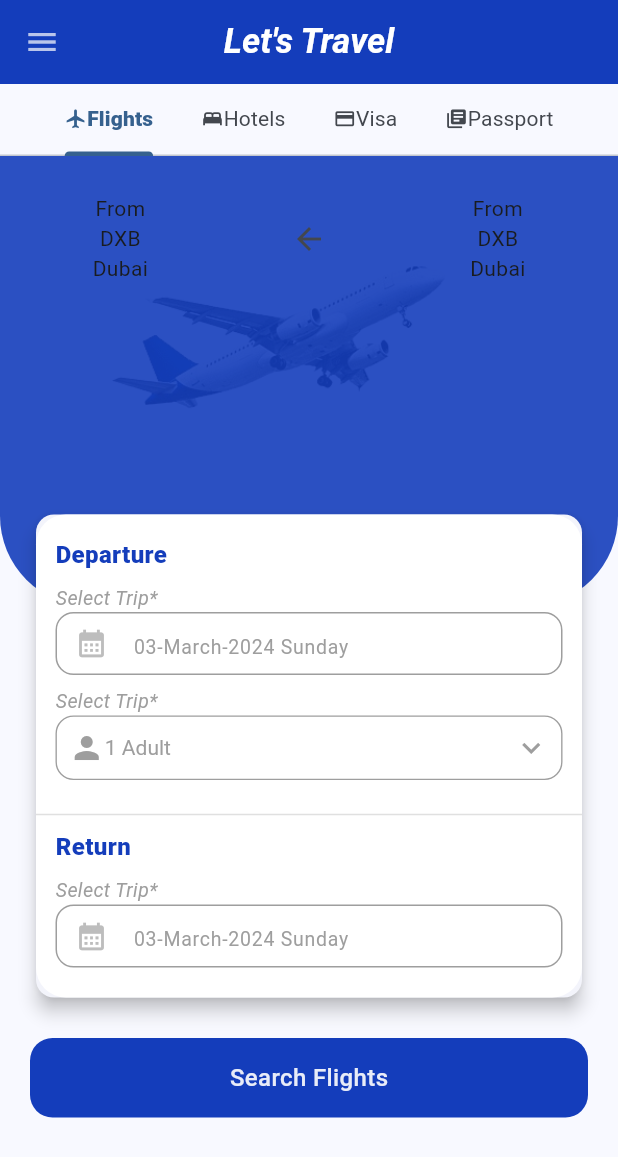
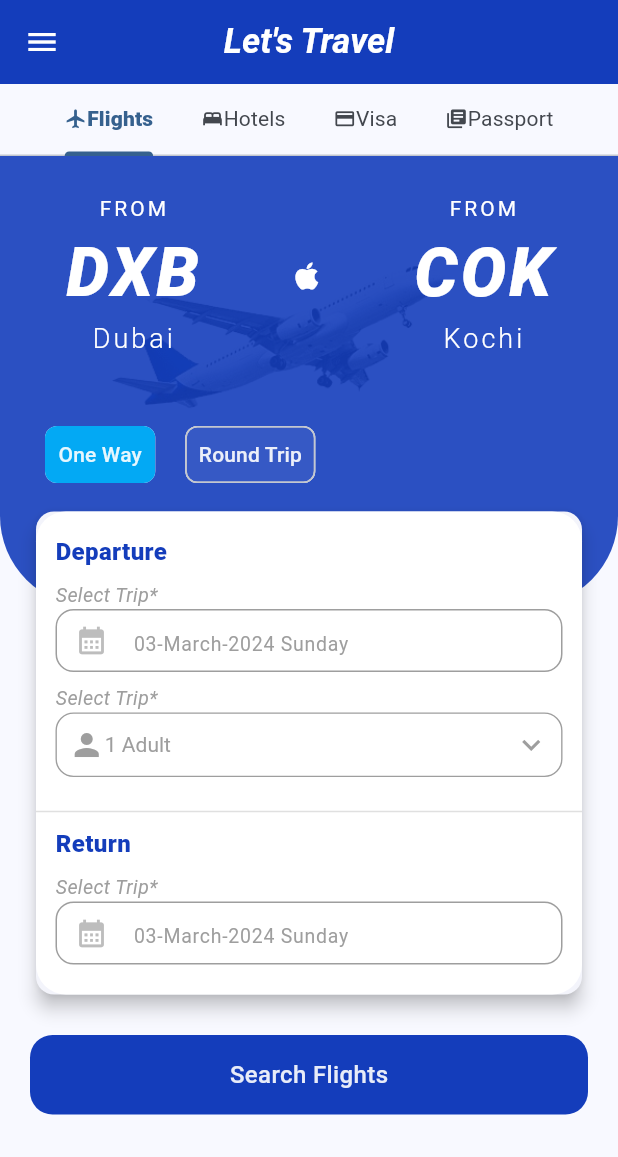
Before and after one commit to saninthottungal/fairFlights, a Flutter app: the screen it shows after launch, on a phone screen of 412 x 824 dp. Shown: the top 1157 px of the screen. Run offline on Flutter 3.47's test engine with Material 3 defaults, Android fonts, the phone set to English and light mode, and no system bars; our stand-ins replace easy_date_timeline, google_fonts; missing offline and left inert: paged_vertical_calendar.

Commit message:
choice chip UI completed with Provider

```diff
--- a/lib/Core/Constants/colors.dart
+++ b/lib/Core/Constants/colors.dart
@@ -1,5 +1,5 @@
 import 'dart:ui';
 
 class AppColor {
-  static Color blue = const Color.fromRGBO(20, 61, 187, 1);
+  static Color customBlue = const Color.fromRGBO(20, 61, 187, 1);
 }
--- a/lib/Screens/ScreenCalendar/ScreenCalendar.dart
+++ b/lib/Screens/ScreenCalendar/ScreenCalendar.dart
@@ -11,7 +11,7 @@ class ScreenCalendar extends StatelessWidget {
     List<String> week = ['Sun', 'Mon', 'Tue', 'Wed', 'Thu', 'Fri', 'Sat'];
     return Scaffold(
       appBar: AppBar(
-        backgroundColor: AppColor.blue,
+        backgroundColor: AppColor.customBlue,
         title: const Text(
           "Pick a journey Date",
           style: TextStyle(
--- /dev/null
+++ b/lib/Screens/ScreenHome/Providers/ChoiceProvider.dart
@@ -0,0 +1,5 @@
+import 'package:flutter/material.dart';
+
+class ChoiceProvider extends ChangeNotifier {
+  bool isOneWay = true;
+}
--- a/lib/Screens/ScreenHome/ScreenHome.dart
+++ b/lib/Screens/ScreenHome/ScreenHome.dart
@@ -4,7 +4,6 @@ import 'package:flight_booking/Screens/ScreenHome/Widgets/drawerHome.dart';
 import 'package:flight_booking/Screens/ScreenHotel/ScreenHotel.dart';
 import 'package:flight_booking/Screens/ScreenPassport/ScreenPassport.dart';
 import 'package:flutter/material.dart';
-import 'package:flutter/widgets.dart';
 
 class ScreenHome extends StatefulWidget {
   const ScreenHome({super.key});
@@ -28,7 +27,7 @@ class _ScreenHomeState extends State<ScreenHome> with TickerProviderStateMixin {
     return Scaffold(
       appBar: AppBar(
         backgroundColor: const Color.fromRGBO(20, 61, 187, 1),
-        iconTheme: const IconThemeData(color: Colors.white70),
+
         centerTitle: true,
         // APP bar Title
         title: const Text(
@@ -40,14 +39,8 @@ class _ScreenHomeState extends State<ScreenHome> with TickerProviderStateMixin {
             fontStyle: FontStyle.italic,
           ),
         ),
-        // Tab Bar Widget
-        // bottom: PreferredSize(
-        //   preferredSize: const Size.fromHeight(40),
-        //   child: TabBarWidget(
-        //     tabController: tabController,
-        //   ),
-        // ),
       ),
+
       // Tabs
       body: Column(
         children: [
--- /dev/null
+++ b/lib/Screens/ScreenHome/Widgets/CustomChip.dart
@@ -0,0 +1,30 @@
+import 'package:flight_booking/Core/Constants/colors.dart';
+import 'package:flutter/material.dart';
+
+class CustomChip extends StatelessWidget {
+  final String title;
+  final bool isSelected;
+  final void Function(bool?) onSelected;
+  const CustomChip(
+      {super.key,
+      required this.title,
+      required this.isSelected,
+      required this.onSelected});
+  @override
+  Widget build(BuildContext context) {
+    return Padding(
+        padding: const EdgeInsets.all(10),
+        child: ChoiceChip(
+          onSelected: onSelected,
+          label: Text(title),
+          labelStyle: TextStyle(
+            color: Colors.white.withOpacity(0.9),
+          ),
+          selected: isSelected,
+          showCheckmark: false,
+          labelPadding: const EdgeInsets.all(0),
+          selectedColor: Colors.lightBlue,
+          backgroundColor: AppColor.customBlue.withOpacity(0.85),
+        ));
+  }
+}
--- /dev/null
+++ b/lib/Screens/ScreenHome/Widgets/FromToColumn.dart
@@ -0,0 +1,43 @@
+import 'package:flutter/material.dart';
+import 'package:flutter/widgets.dart';
+
+class FromToColumn extends StatelessWidget {
+  const FromToColumn(
+      {super.key, required this.cityCode, required this.cityName});
+
+  final String cityCode;
+  final String cityName;
+
+  @override
+  Widget build(BuildContext context) {
+    return Column(
+      children: [
+        const Text(
+          "FROM",
+          style: TextStyle(
+            letterSpacing: 2,
+            fontWeight: FontWeight.w400,
+            fontSize: 14,
+          ),
+        ),
+        Text(
+          cityCode,
+          style: const TextStyle(
+            fontWeight: FontWeight.w900,
+            fontSize: 45,
+            letterSpacing: 2,
+            fontStyle: FontStyle.italic,
+          ),
+        ),
+        Text(
+          cityName,
+          style: const TextStyle(
+            letterSpacing: 2,
+            fontSize: 18,
+            fontWeight: FontWeight.w300,
+          ),
+        ),
+      ],
+    );
+  }
+}
--- a/lib/Screens/ScreenHome/Widgets/InputsWidget.dart
+++ b/lib/Screens/ScreenHome/Widgets/InputsWidget.dart
@@ -1,5 +1,7 @@
 import 'package:flight_booking/Core/Constants/colors.dart';
 import 'package:flight_booking/Screens/ScreenCalendar/ScreenCalendar.dart';
+import 'package:flight_booking/Screens/ScreenHome/Widgets/CustomChip.dart';
+import 'package:flight_booking/Screens/ScreenHome/Widgets/FromToColumn.dart';
 import 'package:flight_booking/Screens/ScreenHome/Widgets/drop_menu.dart';
 import 'package:flutter/material.dart';
 
@@ -18,26 +20,29 @@ class InputsWidget extends StatelessWidget {
         children: [
           Row(
             mainAxisAlignment: MainAxisAlignment.spaceAround,
-            //  crossAxisAlignment: CrossAxisAlignment.end,
             children: [
-              const Column(
-                children: [
-                  Text("From"),
-                  Text("DXB"),
-                  Text("Dubai"),
-                ],
+              const FromToColumn(cityCode: 'DXB', cityName: "Dubai"),
+              IconButton(onPressed: () {}, icon: const Icon(Icons.apple)),
+              const FromToColumn(cityCode: "COK", cityName: 'Kochi'),
+            ],
+          ),
+          const SizedBox(height: 30),
+          Row(
+            mainAxisAlignment: MainAxisAlignment.start,
+            mainAxisSize: MainAxisSize.min,
+            children: [
+              CustomChip(
+                title: "One Way",
+                isSelected: true,
+                onSelected: (value) {},
               ),
-              IconButton(onPressed: () {}, icon: const Icon(Icons.arrow_back)),
-              const Column(
-                children: [
-                  Text("From"),
-                  Text("DXB"),
-                  Text("Dubai"),
-                ],
+              CustomChip(
+                title: "Round Trip",
+                isSelected: false,
+                onSelected: (value) {},
               ),
             ],
           ),
-          const SizedBox(height: 150),
           Card(
             surfaceTintColor: Colors.white,
             elevation: 5,
@@ -61,7 +66,7 @@ class InputsWidget extends StatelessWidget {
                         Text(
                           "Departure",
                           style: TextStyle(
-                            color: AppColor.blue,
+                            color: AppColor.customBlue,
                             fontWeight: FontWeight.w800,
                             fontSize: 16,
                           ),
@@ -103,7 +108,7 @@ class InputsWidget extends StatelessWidget {
                         Text(
                           "Return",
                           style: TextStyle(
-                            color: AppColor.blue,
+                            color: AppColor.customBlue,
                             fontWeight: FontWeight.w800,
                             fontSize: 16,
                           ),
@@ -135,7 +140,7 @@ class InputsWidget extends StatelessWidget {
             width: double.infinity,
             height: 53,
             decoration: BoxDecoration(
-              color: AppColor.blue,
+              color: AppColor.customBlue,
               borderRadius: BorderRadius.circular(15),
             ),
             child: Center(
@@ -154,79 +159,3 @@ class InputsWidget extends StatelessWidget {
     );
   }
 }
-
-// class FromToWidgets extends StatelessWidget {
-//   final double width;
-//   const FromToWidgets({
-//     super.key,
-//     required this.width,
-//   });
-
-//   @override
-//   Widget build(BuildContext context) {
-//     return Row(
-//       mainAxisAlignment: MainAxisAlignment.spaceEvenly,
-//       crossAxisAlignment: CrossAxisAlignment.end,
-//       children: [
-//         DropMenu(
-//           helperText: "DXB DUBAI",
-//           label: "From*",
-//           iconData: Icons.expand_more_sharp,
-//           // width: double.infinity,
-//           width: width,
-//         ),
-//         const Icon(
-//           Icons.swap_horiz_outlined,
-//           color: Colors.white,
-//           size: 40,
-//         ),
-//         DropMenu(
-//           helperText: "JFK NEW YORK",
-//           label: "To*",
-//           iconData: Icons.expand_more_sharp,
-//           // width: double.infinity,
-//           width: width,
-//           //  ,
-//         ),
-//       ],
-//     );
-//   }
-// }
-
-// class FromToWidgetsColumn extends StatelessWidget {
-//   final double? width;
-//   const FromToWidgetsColumn({
-//     super.key,
-//     this.width,
-//   });
-
-//   @override
-//   Widget build(BuildContext context) {
-//     return Column(
-//       mainAxisAlignment: MainAxisAlignment.center,
-//       crossAxisAlignment: CrossAxisAlignment.center,
-//       children: [
-//         DropMenu(
-//           helperText: "DXB DUBAI",
-//           label: "From*",
-//           iconData: Icons.expand_more_sharp,
-//           // width: double.infinity,
-//           width: width,
-//         ),
-//         const Icon(
-//           Icons.swap_vert,
-//           color: Colors.white,
-//           size: 40,
-//         ),
-//         DropMenu(
-//           helperText: "JFK NEW YORK",
-//           label: "To*",
-//           iconData: Icons.expand_more_sharp,
-//           // width: double.infinity,
-//           width: width,
-//           //  ,
-//         ),
-//       ],
-//     );
-//   }
-// }
--- a/lib/Screens/ScreenHome/Widgets/drop_menu.dart
+++ b/lib/Screens/ScreenHome/Widgets/drop_menu.dart
@@ -61,7 +61,7 @@ class _DropMenuState extends State<DropMenu> {
                   _selectedValue = newValue!;
                 });
               },
-              dropdownColor: AppColor.blue,
+              dropdownColor: AppColor.customBlue,
               items: <String>[
                 'DXB Dubai',
                 'JFK New York',
@@ -141,7 +141,7 @@ class _DropMenu2State extends State<DropMenu2> {
                   _selectedValue = newValue!;
                 });
               },
-              dropdownColor: AppColor.blue,
+              dropdownColor: AppColor.customBlue,
               items: widget.items.map<DropdownMenuItem<String>>((String value) {
                 return DropdownMenuItem<String>(
                   value: value,
@@ -223,7 +223,7 @@ class _DropMenu3State extends State<DropMenu3> {
                         _selectedValue = newValue!;
                       });
                     },
-                    dropdownColor: AppColor.blue,
+                    dropdownColor: AppColor.customBlue,
                     items: ["1 Adult", "2 Adults"]
                         .map<DropdownMenuItem<String>>((String value) {
                       return DropdownMenuItem<String>(
@@ -282,7 +282,7 @@ class DatePicker extends StatelessWidget {
               onTap();
             },
             readOnly: true,
-            cursorColor: AppColor.blue,
+            cursorColor: AppColor.customBlue,
             style: const TextStyle(color: Colors.white),
             decoration: InputDecoration(
               fillColor: Colors.transparent,
--- a/lib/Screens/ScreenHotel/ScreenHotel.dart
+++ b/lib/Screens/ScreenHotel/ScreenHotel.dart
@@ -152,7 +152,7 @@ class ScreenHotel extends StatelessWidget {
                   width: double.infinity,
                   height: 53,
                   decoration: BoxDecoration(
-                    color: AppColor.blue,
+                    color: AppColor.customBlue,
                     borderRadius: BorderRadius.circular(5),
                   ),
                   child: Center(
--- a/lib/Screens/ScreenSplash/ScreenSplash.dart
+++ b/lib/Screens/ScreenSplash/ScreenSplash.dart
@@ -16,7 +16,7 @@ class ScreenSplash extends StatelessWidget {
       );
     });
     return Scaffold(
-      backgroundColor: AppColor.blue,
+      backgroundColor: AppColor.customBlue,
       body: Center(
         child: Text(
           "LOGO",
--- a/lib/Screens/ScreenTicket/ScreenTicket.dart
+++ b/lib/Screens/ScreenTicket/ScreenTicket.dart
@@ -11,7 +11,7 @@ class ScreenTickets extends StatelessWidget {
   Widget build(BuildContext context) {
     return Scaffold(
         appBar: AppBar(
-          backgroundColor: AppColor.blue,
+          backgroundColor: AppColor.customBlue,
           title: const AppBarTitle(),
           actions: [
             IconButton(
--- a/lib/main.dart
+++ b/lib/main.dart
@@ -1,6 +1,8 @@
+import 'package:flight_booking/Screens/ScreenHome/Providers/ChoiceProvider.dart';
 import 'package:flight_booking/Screens/ScreenSplash/ScreenSplash.dart';
 // import 'package:flight_booking/view/ticket.dart';
 import 'package:flutter/material.dart';
+import 'package:provider/provider.dart';
 
 void main() {
   runApp(const MyApp());
@@ -12,14 +14,32 @@ class MyApp extends StatelessWidget {
   // This widget is the root of your application.
   @override
   Widget build(BuildContext context) {
-    return MaterialApp(
-      title: 'Fare Flights',
-      theme: ThemeData(
-        colorScheme: ColorScheme.fromSeed(seedColor: Colors.blue),
-        useMaterial3: true,
+    return MultiProvider(
+      providers: [
+        ChangeNotifierProvider(
+          create: (context) => ChoiceProvider(),
+        ),
+      ],
+      child: MaterialApp(
+        title: 'Fare Flights',
+        theme: ThemeData(
+          colorScheme: ColorScheme.fromSeed(
+            seedColor: Colors.blue,
+          ),
+          textTheme: const TextTheme(
+              bodyLarge: TextStyle(
+                color: Colors.white,
+              ),
+              bodyMedium: TextStyle(
+                color: Colors.white,
+              )),
+          iconButtonTheme: const IconButtonThemeData(
+              style: ButtonStyle(
+                  iconColor: MaterialStatePropertyAll(Colors.white))),
+          useMaterial3: true,
+        ),
+        home: const ScreenSplash(),
       ),
-      debugShowCheckedModeBanner: false,
-      home: const ScreenSplash(),
     );
   }
 }
--- a/pubspec.yaml
+++ b/pubspec.yaml
@@ -36,7 +36,7 @@ dependencies:
   google_fonts: ^6.2.1
   intl: ^0.19.0
   paged_vertical_calendar: ^1.1.6
-
+  provider: ^6.1.2
   web: ^0.5.1
 
 dev_dependencies:
```
Also changed, not shown: lib/Screens/ScreenHome/Widgets/TabBarWidget.dart (+0 -9 lines), pubspec.lock.
